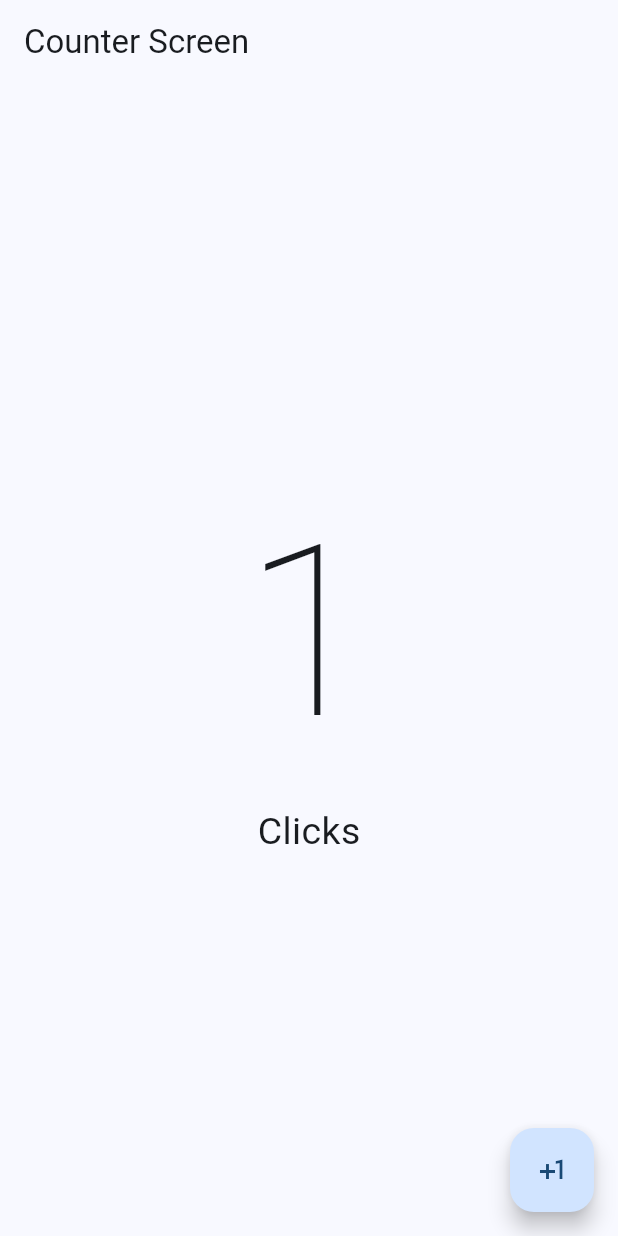
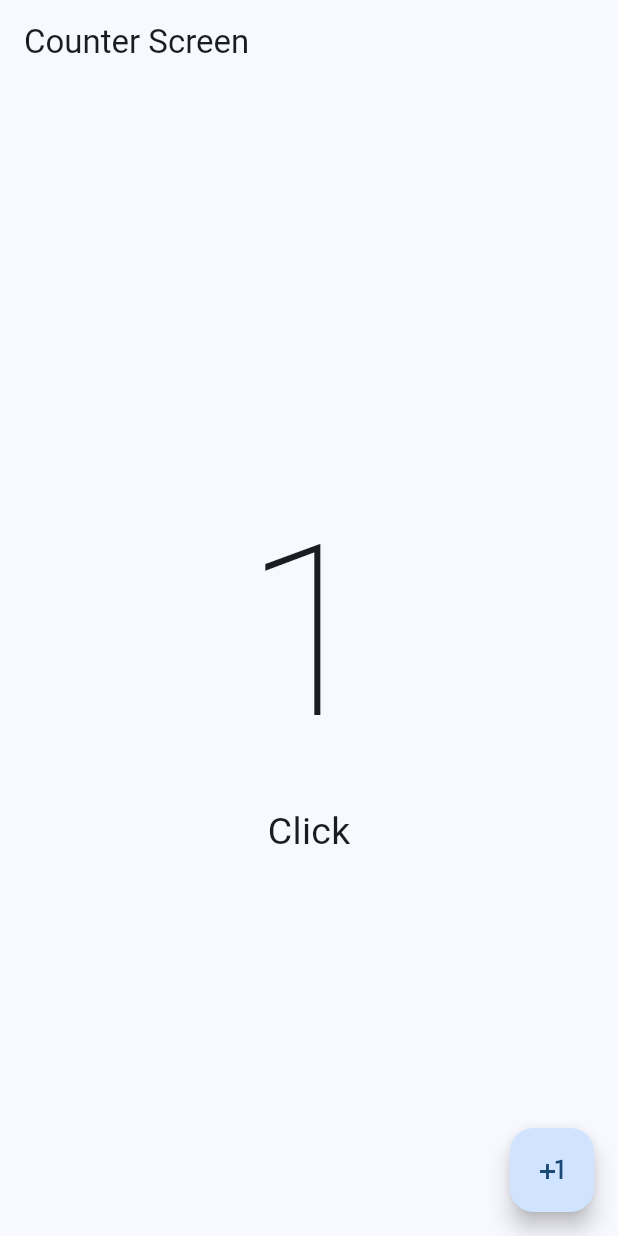
Before and after one commit to harold2tg/primerospasosflutter, a Flutter app: the screen it shows after launch, after a tap on the "plus one" icon, on a phone screen of 412 x 824 dp. Run offline on Flutter 3.47's test engine with Material 2 defaults, Android fonts, the light colour scheme and no system bars.

Commit message:
Tarea - Cambiar la palabra clicks

```diff
--- a/lib/presentation/screens/counters/counter_screen.dart
+++ b/lib/presentation/screens/counters/counter_screen.dart
@@ -23,7 +23,8 @@ class _CounterScreenState extends State<CounterScreen> {
             Text('$clickCounter',
                 style: const TextStyle(
                     fontSize: 160, fontWeight: FontWeight.w100)),
-            const Text('Clicks', style: TextStyle(fontSize: 25))
+            Text('Click${clickCounter == 1 ? '' : 's'}',
+                style: const TextStyle(fontSize: 25))
           ],
         ),
       ),
```
